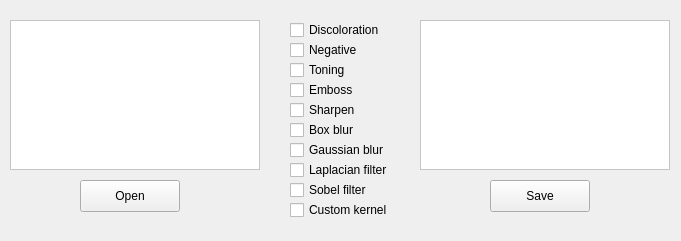
Above: src/mainwindow.ui from Sokol264/PhotoLab before the change. Below: the same form after it.
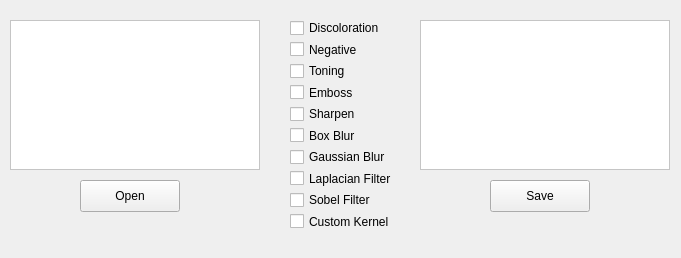
That is the form after the change.

Commit message: Feat: Start read custom kernel for filter

Diff of the .ui file:
```diff
--- a/src/mainwindow.ui
+++ b/src/mainwindow.ui
@@ -7,7 +7,7 @@
     <x>0</x>
     <y>0</y>
     <width>681</width>
-    <height>241</height>
+    <height>258</height>
    </rect>
   </property>
   <property name="windowTitle">
@@ -131,135 +131,87 @@
      </property>
     </widget>
    </widget>
-   <widget class="QCheckBox" name="checkBox">
+   <widget class="QWidget" name="layoutWidget">
     <property name="geometry">
      <rect>
       <x>290</x>
       <y>20</y>
-      <width>101</width>
-      <height>20</height>
+      <width>116</width>
+      <height>209</height>
      </rect>
     </property>
+    <layout class="QVBoxLayout" name="verticalLayout">
+     <item>
+      <widget class="QCheckBox" name="checkBox_1">
     <property name="text">
      <string>Discoloration</string>
     </property>
    </widget>
+     </item>
+     <item>
    <widget class="QCheckBox" name="checkBox_2">
-    <property name="geometry">
-     <rect>
-      <x>290</x>
-      <y>40</y>
-      <width>101</width>
-      <height>20</height>
-     </rect>
-    </property>
     <property name="text">
      <string>Negative</string>
     </property>
    </widget>
+     </item>
+     <item>
    <widget class="QCheckBox" name="checkBox_3">
-    <property name="geometry">
-     <rect>
-      <x>290</x>
-      <y>60</y>
-      <width>71</width>
-      <height>20</height>
-     </rect>
-    </property>
     <property name="text">
      <string>Toning</string>
     </property>
    </widget>
+     </item>
+     <item>
    <widget class="QCheckBox" name="checkBox_4">
-    <property name="geometry">
-     <rect>
-      <x>290</x>
-      <y>80</y>
-      <width>71</width>
-      <height>20</height>
-     </rect>
-    </property>
     <property name="text">
      <string>Emboss</string>
     </property>
    </widget>
+     </item>
+     <item>
    <widget class="QCheckBox" name="checkBox_5">
-    <property name="geometry">
-     <rect>
-      <x>290</x>
-      <y>100</y>
-      <width>71</width>
-      <height>20</height>
-     </rect>
-    </property>
     <property name="text">
      <string>Sharpen</string>
     </property>
    </widget>
+     </item>
+     <item>
    <widget class="QCheckBox" name="checkBox_6">
-    <property name="geometry">
-     <rect>
-      <x>290</x>
-      <y>120</y>
-      <width>71</width>
-      <height>20</height>
-     </rect>
-    </property>
     <property name="text">
-     <string>Box blur</string>
-    </property>
-   </widget>
+        <string>Box Blur</string>
+       </property>
+      </widget>
+     </item>
+     <item>
    <widget class="QCheckBox" name="checkBox_7">
-    <property name="geometry">
-     <rect>
-      <x>290</x>
-      <y>140</y>
-      <width>111</width>
-      <height>20</height>
-     </rect>
-    </property>
     <property name="text">
-     <string>Gaussian blur</string>
-    </property>
-   </widget>
+        <string>Gaussian Blur</string>
+       </property>
+      </widget>
+     </item>
+     <item>
    <widget class="QCheckBox" name="checkBox_8">
-    <property name="geometry">
-     <rect>
-      <x>290</x>
-      <y>160</y>
-      <width>111</width>
-      <height>20</height>
-     </rect>
-    </property>
     <property name="text">
-     <string>Laplacian filter</string>
-    </property>
-   </widget>
+        <string>Laplacian Filter</string>
+       </property>
+      </widget>
+     </item>
+     <item>
    <widget class="QCheckBox" name="checkBox_9">
-    <property name="geometry">
-     <rect>
-      <x>290</x>
-      <y>180</y>
-      <width>91</width>
-      <height>20</height>
-     </rect>
-    </property>
     <property name="text">
-     <string>Sobel filter</string>
-    </property>
-   </widget>
+        <string>Sobel Filter</string>
+       </property>
+      </widget>
+     </item>
+     <item>
    <widget class="QCheckBox" name="checkBox_10">
-    <property name="geometry">
-     <rect>
-      <x>290</x>
-      <y>200</y>
-      <width>111</width>
-      <height>20</height>
-     </rect>
-    </property>
     <property name="text">
-     <string>Custom kernel</string>
-    </property>
+        <string>Custom Kernel</string>
+       </property>
+      </widget>
+     </item>
+    </layout>
    </widget>
   </widget>
  </widget>
```
Lines whose indentation alone changed are shown as unchanged. The commit also changes 504 other files.
